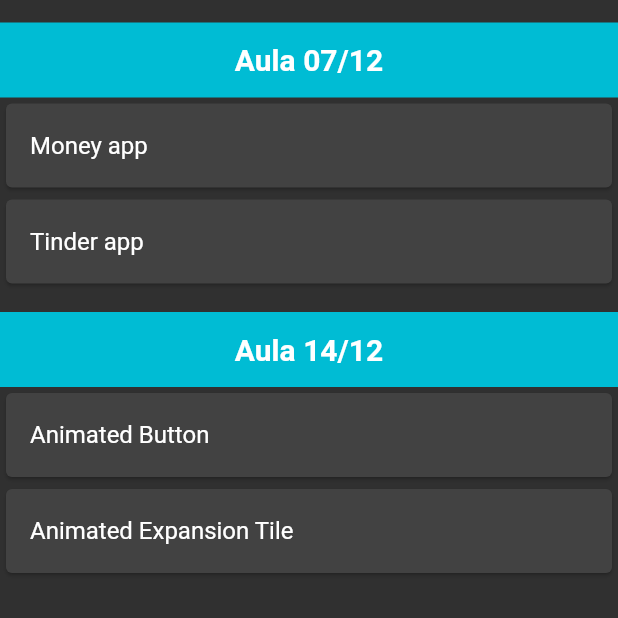
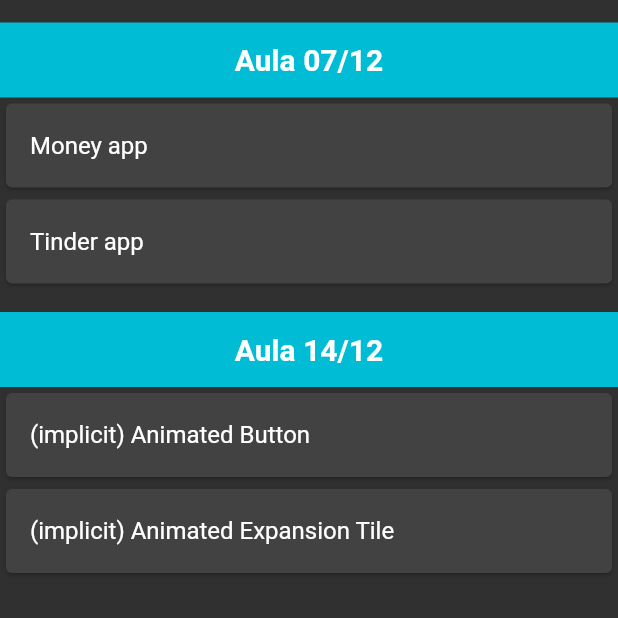
Before and after one commit to renanspvargas/masterclass_flutterando, a Flutter app: the screen it shows after launch, on a phone screen of 412 x 824 dp, the top half of it. Run offline on Flutter 3.47's test engine with Material 2 defaults, Android fonts, the phone set to English and light mode, and no system bars.

Commit message:
titles changed

```diff
--- a/lib/main.dart
+++ b/lib/main.dart
@@ -36,9 +36,11 @@ class ListViewWidget extends StatelessWidget {
           ListCard(title: "Money app", destiny: MoneyApp()),
           ListCard(title: "Tinder app", destiny: TinderApp()),
           ListTitle(title: "Aula 14/12"),
-          ListCard(title: "Animated Button", destiny: AnimatedButtonScreen()),
           ListCard(
-              title: "Animated Expansion Tile",
+              title: "(implicit) Animated Button",
+              destiny: AnimatedButtonScreen()),
+          ListCard(
+              title: "(implicit) Animated Expansion Tile",
               destiny: AnimatedExpansionTile()),
         ],
       ),
```
